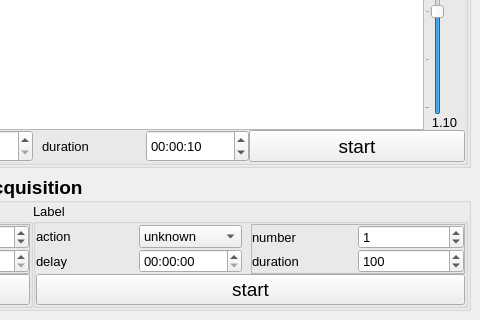
This is examples/console_test/tools/esp_csi_tool_gui.ui in espressif/esp-csi as Qt 5 draws it before an edit; both pictures show x 960 to 1440 and y 470 to 790 of the 1440 by 790 pixel window. The edited form follows.
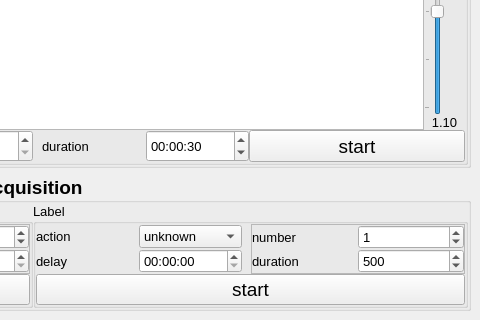
This is the edited form. Custom widgets are drawn as their Qt base class.

Commit message: feat(esp_csi_tool): Optimize interaction on Click

What changed in the file:
```diff
--- a/examples/console_test/tools/esp_csi_tool_gui.ui
+++ b/examples/console_test/tools/esp_csi_tool_gui.ui
@@ -347,7 +347,7 @@
         </item>
        </layout>
       </widget>
-      <widget class="QWidget" name="">
+      <widget class="QWidget" name="layoutWidget">
        <layout class="QVBoxLayout" name="verticalLayout" stretch="16,1">
         <item>
          <widget class="QGroupBox" name="groupBox_analysis">
@@ -705,7 +705,7 @@
                       <time>
                        <hour>0</hour>
                        <minute>0</minute>
-                       <second>10</second>
+                       <second>30</second>
                       </time>
                      </property>
                     </widget>
@@ -1441,7 +1441,7 @@
                          <number>10</number>
                         </property>
                         <property name="value">
-                         <number>100</number>
+                         <number>500</number>
                         </property>
                         <property name="displayIntegerBase">
                          <number>10</number>
```
Left out of the diff: 9 changed lines with no effect on the pictures. The commit also changes 2 other files.
